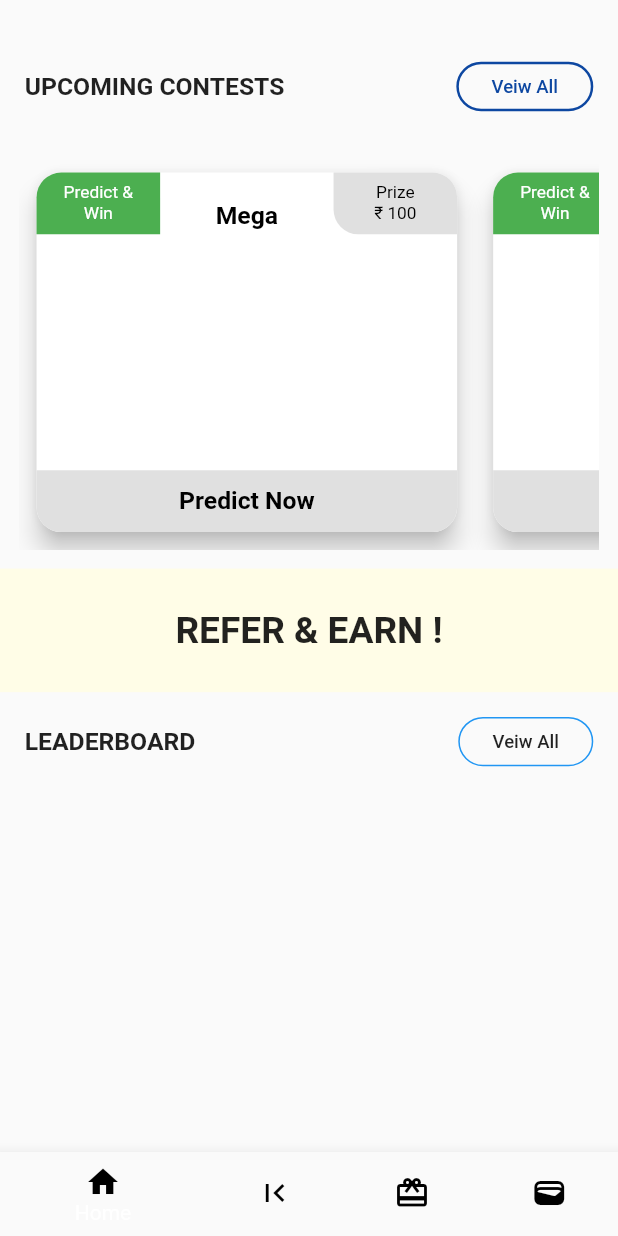
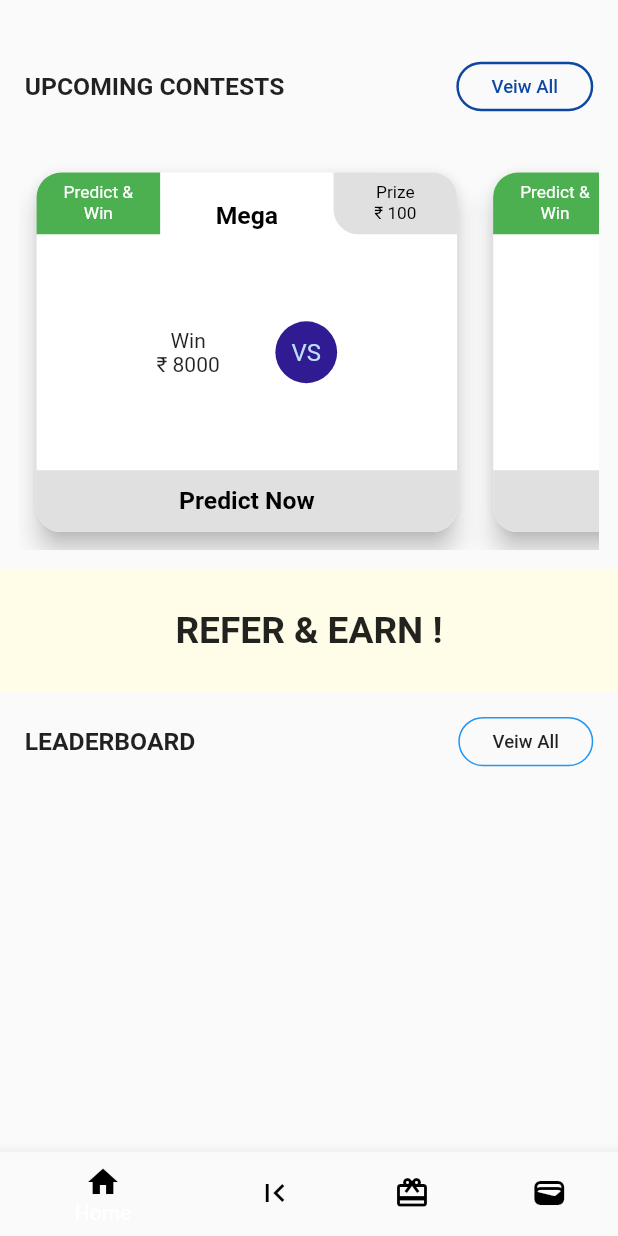
Before and after one commit to SanketSarmalkar/Home_Page_Design_Flutter_1, a Flutter app: the screen it shows after launch, on a phone screen of 412 x 824 dp. Run offline on Flutter 3.47's test engine with Material 2 defaults, Android fonts, the phone set to English and light mode, and no system bars.

Commit message:
contest list

```diff
--- a/lib/components/contest_item.dart
+++ b/lib/components/contest_item.dart
@@ -96,6 +96,25 @@ class _ContestItemState extends State<ContestItem> {
                   ),
                 ],
               ),
+              Row(
+                mainAxisAlignment: MainAxisAlignment.center,
+                children: [
+                  Padding(
+                    padding: EdgeInsets.only(right: width * 0.09),
+                    child: Column(
+                      children: const [
+                        Text("Win"),
+                        Text("₹ 8000"),
+                      ],
+                    ),
+                  ),
+                  CircleAvatar(
+                    radius: width * 0.05,
+                    backgroundColor: Colors.deepPurple[900],
+                    child: const Text("VS"),
+                  ),
+                ],
+              ),
               Container(
                 width: width * 0.7,
                 height: height * 0.05,
--- a/pubspec.yaml
+++ b/pubspec.yaml
@@ -35,6 +35,7 @@ dependencies:
   # The following adds the Cupertino Icons font to your application.
   # Use with the CupertinoIcons class for iOS style icons.
   cupertino_icons: ^1.0.2
+  icon_forest: ^1.1.8
 
 dev_dependencies:
   flutter_test:
```
Also changed, not shown: pubspec.lock.
